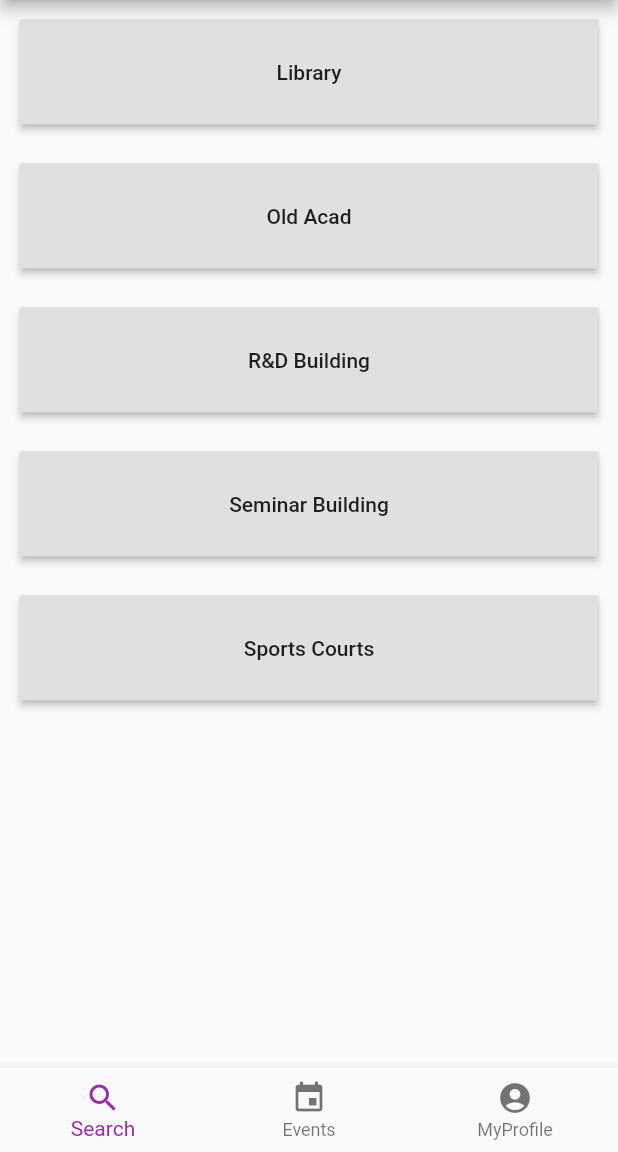
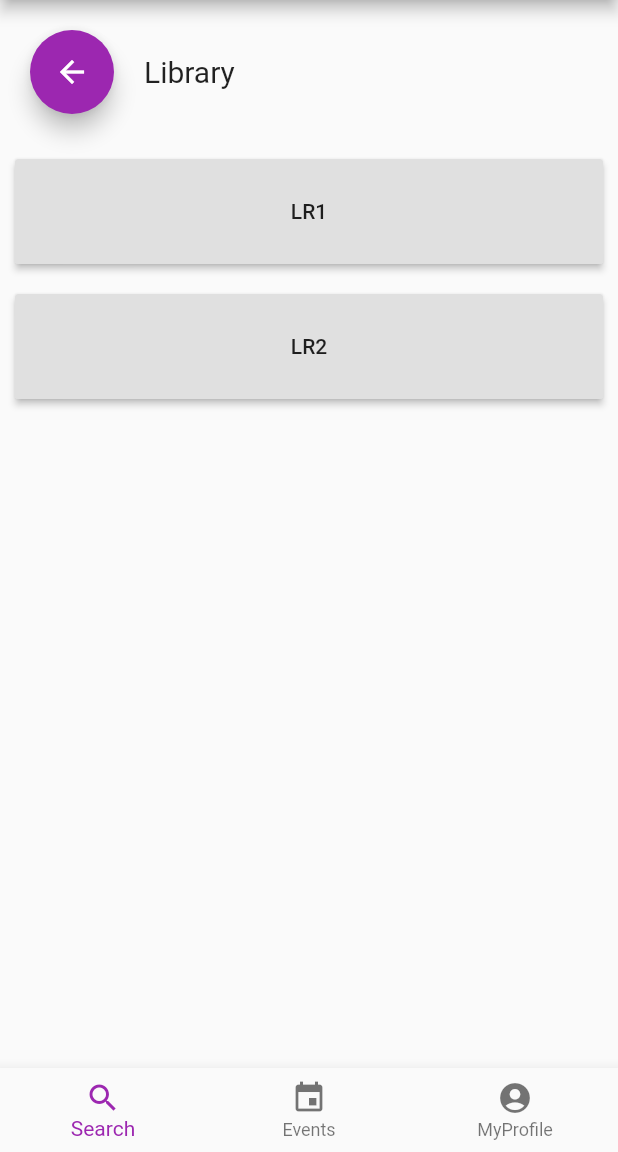
Before and after one commit to atul2938/BookIIITD, a Flutter app: the screen it shows after launch, after a tap on "Library", on a phone screen of 412 x 824 dp, the part 84-1236 px from its top. Run offline on Flutter 3.47's test engine with Material 2 defaults, Android fonts, the phone set to English and light mode, and no system bars.

Commit message:
changes in profile and homescreenButtons

```diff
--- a/lib/main.dart
+++ b/lib/main.dart
@@ -1,7 +1,12 @@
 import 'package:flutter/material.dart';
+import 'package:project1_app/models/Buildings.dart';
 
-import './widgets/BottomBar.dart';
+import './widgets/AccountScreen.dart';
+import './models/Account.dart';
+//import './widgets/BottomBar.dart';
 import './widgets/SearchSpaceHome.dart';
+import './widgets/Room.dart';
+import 'models/Spaces.dart';
 
 void main() => runApp(MyApp());
 
@@ -15,6 +20,18 @@ class MyApp extends StatefulWidget {
 
 class _MyAppState extends State<MyApp> {
   var _currentTabIndex = 0;
+  final Account myaccount = Account('Himanshu','himanshu17291@iiitd.ac.in','Student');
+  List<BottomNavigationBarItem> _bottomBarItems;
+  var roomCalled =false;
+  Buildings building;
+  final List<Buildings> spaceOptions = [
+    Buildings('Library',5,[Spaces('LR1',[2,3,4,5]),Spaces('LR2',[8,9,10,11,12])]),
+    Buildings('Old Acad',6,null),
+    Buildings('R&D Building',5,null),
+    Buildings('Seminar Building',5,null),
+    Buildings('Sports Courts',3,null)
+  ];
+
 
   void _bottomBarButtonTap(index) {
     setState(() {
@@ -23,45 +40,85 @@ class _MyAppState extends State<MyApp> {
     print(_currentTabIndex);
   }
 
+  BottomNavigationBar bottomBar()
+  {
+    if(myaccount.privilage==3)
+    {
+      _bottomBarItems = <BottomNavigationBarItem>[
+        BottomNavigationBarItem(icon: Icon(Icons.search), title: Text('Search')),
+        BottomNavigationBarItem(icon: Icon(Icons.event), title: Text('Events')),
+        BottomNavigationBarItem(icon: Icon(Icons.work), title: Text('Admin')),
+        BottomNavigationBarItem(icon: Icon(Icons.account_circle), title: Text('MyProfile'))
+      ];
+    }
+    else
+    {
+      _bottomBarItems = <BottomNavigationBarItem>[
+        BottomNavigationBarItem(icon: Icon(Icons.search), title: Text('Search')),
+        BottomNavigationBarItem(icon: Icon(Icons.event), title: Text('Events')),
+        BottomNavigationBarItem(icon: Icon(Icons.account_circle), title: Text('MyProfile'))
+      ];
+    }
+
+
+    return BottomNavigationBar(
+      items: _bottomBarItems,
+      currentIndex: _currentTabIndex,
+      type: BottomNavigationBarType.fixed,
+      onTap: (int index) {
+        setState(() {
+          _currentTabIndex = index;
+        });
+      },
+    );
+  } //bottomBar Function
+
+  void _callRoom(building)
+  {
+    setState(() {
+      roomCalled=true;
+      this.building=building;
+    });
+
+  }
+
+  void _callRoomExit()
+  {
+    setState(() {
+      roomCalled=false;
+    });
+  }
+
+
   @override
   Widget build(BuildContext context) {
+
+
+
     final _kTabPages = <Widget>[
-      Center(
-        child: Icon(Icons.search, size: 64.0, color: Colors.teal),
-      ),
+      SingleChildScrollView(child: SearchSpaceHome(spaceOptions,_callRoom),),
       Center(
         child: Icon(Icons.event, size: 64.0, color: Colors.teal),
       ),
-      Center(
-        child: Icon(Icons.account_circle, size: 64.0, color: Colors.teal),
-      ),
+      AccountScreen(myaccount),
     ];
 
-//    final _bottomBarItems = <BottomNavigationBarItem>[
-//      BottomNavigationBarItem(icon: Icon(Icons.search), title: Text('Search')),
-//      BottomNavigationBarItem(icon: Icon(Icons.event), title: Text('Events')),
-//      BottomNavigationBarItem(icon: Icon(Icons.account_circle), title: Text('MyProfile'))
-//    ];
-//
-//    final bottomNavBar = BottomNavigationBar(
-//      items: _bottomBarItems,
-//      currentIndex: _currentTabIndex,
-//      type: BottomNavigationBarType.fixed,
-//      onTap: (int index) {
-//        setState(() {
-//          _currentTabIndex = index;
-//        });
-//      },
-//    );
+    Widget _chooseBody()
+    {
+      if(roomCalled && _currentTabIndex==0)
+        {
+          return Room(this.building,_callRoomExit);
+        }
+      return _kTabPages[_currentTabIndex];
+    }
+
 
     return MaterialApp(
         theme: ThemeData(primarySwatch: Colors.purple),
         home: Scaffold(
           appBar: AppBar(title: Text("Space Booking")),
-          body: _currentTabIndex == 0
-              ? SingleChildScrollView(child: SearchSpaceHome())
-              : Center(child: _kTabPages[_currentTabIndex]),
-          bottomNavigationBar: BottomBar(_bottomBarButtonTap),
+          body:_chooseBody(),
+          bottomNavigationBar: bottomBar(),//BottomBar(_bottomBarButtonTap),
         ));
   }
 }
--- a/lib/models/Account.dart
+++ b/lib/models/Account.dart
@@ -2,6 +2,19 @@ class Account {
   String name;
   String email_id;
   String role;
+  int privilage;
 
-  Account(this.name,this.email_id,this.role);
+  Account(name,email_id,role){
+    this.name=name;
+    this.email_id=email_id;
+    this.role=role;
+    if(role=='Administration')
+      {
+        privilage=3;
+      }
+    else
+      {
+        privilage =1;
+      }
+  }
 }
--- a/lib/models/Buildings.dart
+++ b/lib/models/Buildings.dart
@@ -4,4 +4,11 @@ class Buildings {
   String name;
   int noofspaces;
   List<Spaces> spaces;
+
+  Buildings(name,noofspaces,spaces)
+  {
+    this.name=name;
+    this.noofspaces=noofspaces;
+    this.spaces=spaces;
+  }
 }
--- a/lib/models/Spaces.dart
+++ b/lib/models/Spaces.dart
@@ -1,4 +1,11 @@
 class Spaces{
   String name;
   List<int> times;
+
+  Spaces(name,times)
+  {
+    this.name=name;
+    this.times=times;
+
+  }
 }
--- a/lib/widgets/BottomBar.dart
+++ b/lib/widgets/BottomBar.dart
@@ -40,7 +40,9 @@ class BottomBar extends StatelessWidget{
       currentIndex: currentTabIndex,
       type: BottomNavigationBarType.fixed,
       onTap: (index) {
-        currentTabIndex =index;
+        currentTabIndex = index;
+        print('Inside Bottom Bar');
+        print(currentTabIndex);
         buttonPress(index);
       },
     );
--- /dev/null
+++ b/lib/widgets/Room.dart
@@ -0,0 +1,59 @@
+import 'package:flutter/material.dart';
+import 'package:project1_app/models/Spaces.dart';
+import '../models/Buildings.dart';
+
+class Room extends StatelessWidget {
+  Buildings building;
+  Function callRoomExit;
+  List<Spaces> spaces;
+
+  Room(building, callRoomExit) {
+    this.building = building;
+    this.callRoomExit = callRoomExit;
+    this.spaces = building.spaces;
+  }
+
+  Widget showSpaceOptions() {
+    if (spaces == null) {
+      return Text('NO Space options ');
+    }
+    return Column(
+        children: spaces.map((building) {
+      return Container(
+        margin: EdgeInsets.all(10),
+        height: 70,
+        width: double.infinity,
+        child: RaisedButton(child: Text(building.name), onPressed: () {}),
+      );
+    }).toList());
+  } //showSpaceOptions function
+
+  @override
+  Widget build(BuildContext context) {
+    return ListView(
+      children: <Widget>[
+        Row(
+          //1
+          children: <Widget>[
+            Container(
+              margin: EdgeInsets.all(20),
+              child: FloatingActionButton(
+                child: Icon(Icons.arrow_back),
+                onPressed: () {
+                  callRoomExit();
+                },
+              ),
+            ),
+            Center(
+              child: Text(
+                building.name,
+                style: TextStyle(fontSize: 20),
+              ),
+            ),
+          ],
+        ),
+        showSpaceOptions(),
+      ],
+    );
+  }
+}
--- a/lib/widgets/SearchSpaceHome.dart
+++ b/lib/widgets/SearchSpaceHome.dart
@@ -1,21 +1,37 @@
 import 'package:flutter/material.dart';
+import 'package:project1_app/models/Buildings.dart';
+//import './Room.dart';
 
 class SearchSpaceHome extends StatelessWidget {
-  final List<String> SpaceOptions = ['Library','Old Acad','R&D Building','Seminar Building','Sports Courts'];
+   List<Buildings> spaceOptions;
+   Function callRoom;
+
+  SearchSpaceHome(spaceOptions,funcToCallRoom)
+  {
+    this.spaceOptions=spaceOptions;
+    this.callRoom = funcToCallRoom;
+  }
+
   @override
   Widget build(BuildContext context) {
-
-    return Column(children:
-
-      SpaceOptions.map( (str){
-        return Container(
-          margin: EdgeInsets.all(13),
-          height: 70,
-          width: double.infinity,
-          child: RaisedButton(child: Text(str),onPressed: (){},),
-        );
-    }).toList()
-
-    );
+    return Column(
+        children: spaceOptions.map((building) {
+      return Container(
+        margin: EdgeInsets.all(10),
+        height: 70,
+        width: double.infinity,
+        child: RaisedButton(
+          child: Text(building.name),
+          onPressed: () {
+            print("ButtonPressed");
+            callRoom(building);
+//            Navigator.push(
+//              context,
+//              MaterialPageRoute(builder: (context) => Room(building)),
+//            );
+          }
+        ),
+      );
+    }).toList());
   }
 }
```
Also changed, not shown: lib/widgets/AccountScreen.dart (added, +58 -0 lines).
